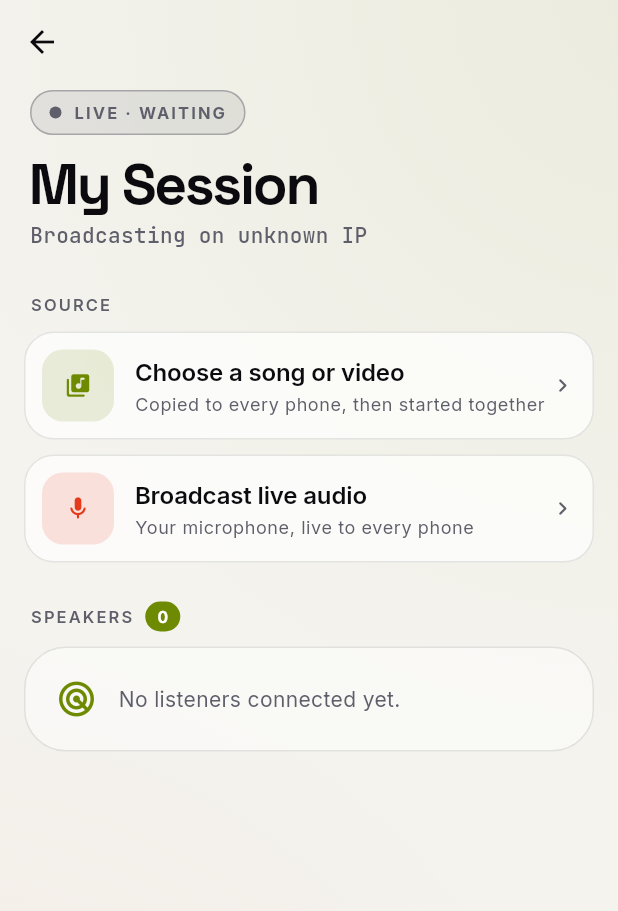
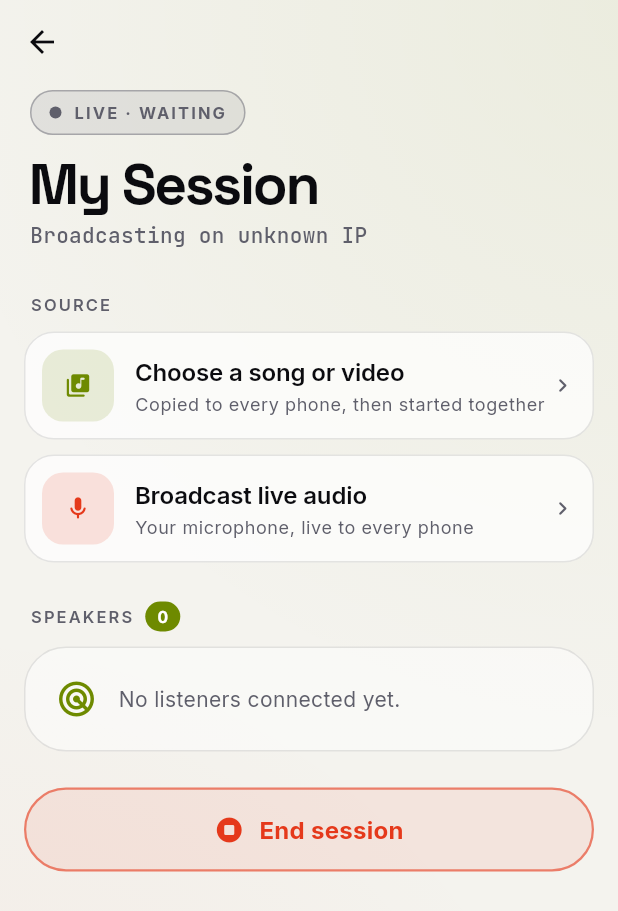
Before and after one commit to Mattathiasa/ampme, a Flutter app: the _HostScreenBody screen opened directly, after a tap on "Start Session", after a tap on "Choose a song or video", on a phone screen of 412 x 824 dp. Shown: the top 911 px of the screen. Run offline on Flutter 3.47's test engine with Material 3 defaults, Android fonts, the phone set to English and light mode, and no system bars; our stand-ins replace file_picker, just_audio, package_info_plus, permission_handler, qr_flutter, sentry_flutter and 3 more; missing offline and left inert: audio_session, dart:js_interop, dart_webrtc, flutter_webrtc, mobile_scanner, realtime_client and 1 more; accounts and stored records are empty; statements that could not run were skipped.

Commit message:
Android host: no needless permission, and a way to end the session
- Hosting no longer needs the audio-library permission. Songs come from
  the system file picker, which grants the one file chosen; asking for the
  whole library blocked hosting a mic or device-audio session when it was
  denied. READ_MEDIA_AUDIO and READ_EXTERNAL_STORAGE are removed from the
  manifest.
- The host screen has an End session button, and Back (or a swipe) asks
  before ending a running session instead of dropping every listener.
- The host's notification now has a Leave action that ends the session.

```diff
--- a/lib/core/permissions/app_permissions.dart
+++ b/lib/core/permissions/app_permissions.dart
@@ -6,10 +6,6 @@ import '../../utils/platform_info.dart';
 
 /// Requests the runtime permissions Ampme needs before hosting or joining
 /// a session:
-/// - audio file access, so the host can pick a local song
-///   (`READ_MEDIA_AUDIO` on Android 13+, `READ_EXTERNAL_STORAGE` below it
-///   — `permission_handler`'s `Permission.audio` maps to the right one per
-///   OS version automatically)
 /// - local network access, so discovery/streaming/control sockets work
 ///   (`NEARBY_WIFI_DEVICES` on Android 13+)
 ///
@@ -26,24 +22,6 @@ class AppPermissions {
   /// permission_handler call also avoids the MissingPluginException its
   /// Windows/Linux implementations throw for unsupported permission types.
   static bool get _isDesktopOrWeb => isDesktopPlatform() || kIsWeb;
-
-  static Future<bool> requestAudioLibraryAccess({BuildContext? context}) async {
-    if (_isDesktopOrWeb) return true;
-    var status = await Permission.audio.request();
-    if (status.isPermanentlyDenied && context != null) {
-      if (!context.mounted) return false;
-      final opened = await _showPermissionSettingsDialog(
-        context,
-        title: 'Audio library access is needed',
-        message:
-            'Ampme reads the song from your device so it can stream it to '
-            'everyone in the session. Please allow audio access in Settings.',
-      );
-      if (!opened) return false;
-      status = await Permission.audio.status;
-    }
-    return status.isGranted;
-  }
 
   static Future<bool> requestLocalNetworkAccess() async {
     if (_isDesktopOrWeb) return true;
--- a/lib/features/host/host_screen.dart
+++ b/lib/features/host/host_screen.dart
@@ -47,7 +47,25 @@ class _HostScreenBodyState extends State<_HostScreenBody> {
     final controller = viewModel.hostController;
     final started = controller.sessionName.isNotEmpty;
 
-    return AmpScaffold(
+    // Leave on the notification asked to end the session: close the screen
+    // (which tells every listener).
+    if (viewModel.ended && !_closing) {
+      _closing = true;
+      WidgetsBinding.instance.addPostFrameCallback((_) {
+        if (mounted) Navigator.of(context).pop();
+      });
+    }
+
+    return PopScope(
+      // A running session is not left by one stray Back or swipe.
+      canPop: !started,
+      onPopInvokedWithResult: (didPop, _) async {
+        if (didPop) return;
+        if (await confirmEndSession(context) && context.mounted) {
+          Navigator.of(context).pop();
+        }
+      },
+      child: AmpScaffold(
         title: started ? '' : 'Host a Session',
         body: AnimatedSwitcher(
           duration: AmpTokens.slow,
@@ -56,8 +74,11 @@ class _HostScreenBodyState extends State<_HostScreenBody> {
               ? KeyedSubtree(key: const ValueKey('setup'), child: _buildSetup(context, viewModel))
               : KeyedSubtree(key: const ValueKey('live'), child: _buildSession(context, viewModel)),
         ),
+      ),
     );
   }
+
+  bool _closing = false;
 
   Widget _buildSetup(BuildContext context, HostViewModel viewModel) {
     final theme = Theme.of(context);
@@ -262,9 +283,43 @@ class _HostScreenBodyState extends State<_HostScreenBody> {
           )
         else
           ...controller.listenerStatuses.values.map((status) => ListenerStatusTile(status: status)),
+        const SizedBox(height: 24),
+        AmpButton(
+          label: 'End session',
+          icon: Icons.stop_circle_rounded,
+          kind: AmpButtonKind.danger,
+          onPressed: () async {
+            if (await confirmEndSession(context) && context.mounted) {
+              Navigator.of(context).pop();
+            }
+          },
+        ),
       ],
     );
   }
+}
+
+/// Asks before a running session is ended: everyone listening is
+/// disconnected. True if the host chose to end it.
+Future<bool> confirmEndSession(BuildContext context) async {
+  final end = await showDialog<bool>(
+    context: context,
+    builder: (context) => AlertDialog(
+      title: const Text('End this session?'),
+      content: const Text('Everyone listening will be disconnected.'),
+      actions: [
+        TextButton(
+          onPressed: () => Navigator.of(context).pop(false),
+          child: const Text('Keep going'),
+        ),
+        TextButton(
+          onPressed: () => Navigator.of(context).pop(true),
+          child: const Text('End session'),
+        ),
+      ],
+    ),
+  );
+  return end ?? false;
 }
 
 /// Shown on the host while a live source (mic or device audio) is on, in
--- a/lib/features/host/host_view_model.dart
+++ b/lib/features/host/host_view_model.dart
@@ -54,17 +54,13 @@ class HostViewModel extends ChangeNotifier {
     errorMessage = null;
     notifyListeners();
     try {
-      final hasAudioAccess = await AppPermissions.requestAudioLibraryAccess(
-        context: context,
-      );
+      // No audio-library permission: songs come from the system file picker,
+      // which grants access to the one file chosen; asking for the whole
+      // library blocked hosting a mic or device-audio session.
       await AppPermissions.requestLocalNetworkAccess();
       // Best-effort: lets the system-audio capture notification show on
       // Android 13+. Playback works regardless of the outcome.
       await AppPermissions.requestNotificationAccess();
-      if (!hasAudioAccess) {
-        errorMessage = 'Audio library access is required to pick a song.';
-        return;
-      }
       await hostController.start(sessionName);
       systemAudioSupported = await hostController.isSystemAudioSupported();
       if (_disposed) return; // left while it was starting
@@ -72,6 +68,7 @@ class HostViewModel extends ChangeNotifier {
       unawaited(SessionKeepAlive.start(
         title: 'Ampme · hosting $sessionName',
         text: 'Your session keeps playing with the screen off.',
+        onLeave: () => unawaited(endSession()),
       ));
     } catch (e, st) {
       errorMessage = 'Failed to start session: $e';
@@ -194,6 +191,16 @@ class HostViewModel extends ChangeNotifier {
 
   bool _disposed = false;
 
+  /// Set when the host chose to end the session (the button, or Leave on the
+  /// notification): the screen closes, which tells every listener.
+  bool ended = false;
+
+  Future<void> endSession() async {
+    if (ended) return;
+    ended = true;
+    notifyListeners();
+  }
+
   @override
   void notifyListeners() {
     if (!_disposed) super.notifyListeners();
```
Also changed, not shown: 2 other files. Lines whose indentation alone changed are shown as unchanged.
